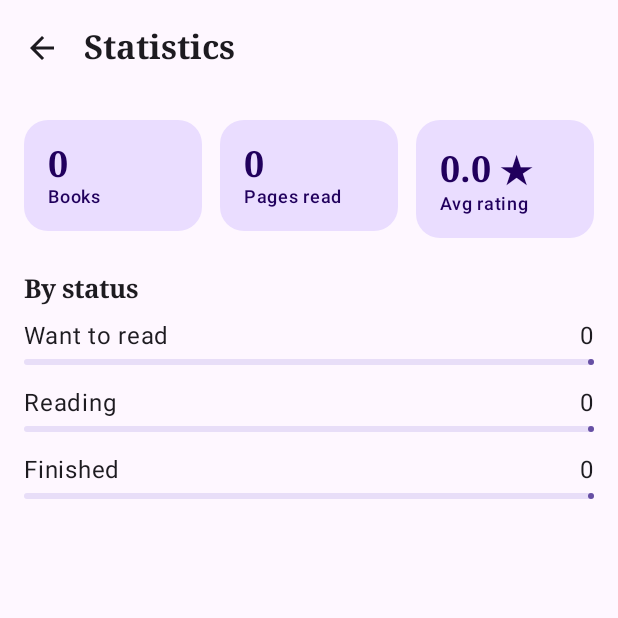
After one commit to 240103071/BookShelf, an Android app built with Jetpack Compose: the composable StatsScreen called with empty values, on a phone screen of 412 x 824 dp, the top half of it. The commit adds this screen. Run offline under Robolectric (Android 15) with nearby library versions, the phone set to English and light mode, and no system bars.

Commit message:
Statistika ekrany

```diff
--- /dev/null
+++ b/app/src/main/java/kz/mitu/bookshelf/ui/components/StatCard.kt
@@ -0,0 +1,43 @@
+package kz.mitu.bookshelf.ui.components
+
+import androidx.compose.foundation.layout.Column
+import androidx.compose.foundation.layout.padding
+import androidx.compose.material3.Card
+import androidx.compose.material3.CardDefaults
+import androidx.compose.material3.MaterialTheme
+import androidx.compose.material3.Text
+import androidx.compose.runtime.Composable
+import androidx.compose.ui.Modifier
+import androidx.compose.ui.tooling.preview.Preview
+import androidx.compose.ui.unit.dp
+import kz.mitu.bookshelf.ui.theme.BookShelfTheme
+
+/** One number with a label under it, e.g. "6" / "Books". */
+@Composable
+fun StatCard(
+    value: String,
+    label: String,
+    modifier: Modifier = Modifier
+) {
+    Card(
+        modifier = modifier,
+        shape = MaterialTheme.shapes.medium,
+        colors = CardDefaults.cardColors(
+            containerColor = MaterialTheme.colorScheme.primaryContainer,
+            contentColor = MaterialTheme.colorScheme.onPrimaryContainer
+        )
+    ) {
+        Column(modifier = Modifier.padding(16.dp)) {
+            Text(text = value, style = MaterialTheme.typography.headlineSmall)
+            Text(text = label, style = MaterialTheme.typography.labelMedium)
+        }
+    }
+}
+
+@Preview(showBackground = true)
+@Composable
+private fun StatCardPreview() {
+    BookShelfTheme {
+        StatCard(value = "2 795", label = "Pages read", modifier = Modifier.padding(16.dp))
+    }
+}
--- /dev/null
+++ b/app/src/main/java/kz/mitu/bookshelf/ui/screens/stats/StatsScreen.kt
@@ -0,0 +1,125 @@
+package kz.mitu.bookshelf.ui.screens.stats
+
+import androidx.compose.foundation.layout.Arrangement
+import androidx.compose.foundation.layout.Column
+import androidx.compose.foundation.layout.Row
+import androidx.compose.foundation.layout.Spacer
+import androidx.compose.foundation.layout.fillMaxSize
+import androidx.compose.foundation.layout.fillMaxWidth
+import androidx.compose.foundation.layout.height
+import androidx.compose.foundation.layout.padding
+import androidx.compose.foundation.rememberScrollState
+import androidx.compose.foundation.verticalScroll
+import androidx.compose.material3.LinearProgressIndicator
+import androidx.compose.material3.MaterialTheme
+import androidx.compose.material3.Scaffold
+import androidx.compose.material3.Text
+import androidx.compose.runtime.Composable
+import androidx.compose.ui.Modifier
+import androidx.compose.ui.res.stringResource
+import androidx.compose.ui.tooling.preview.Preview
+import androidx.compose.ui.unit.dp
+import kz.mitu.bookshelf.R
+import kz.mitu.bookshelf.data.model.BookStatus
+import kz.mitu.bookshelf.ui.components.BookShelfTopBar
+import kz.mitu.bookshelf.ui.components.StatCard
+import kz.mitu.bookshelf.ui.theme.BookShelfTheme
+
+/**
+ * Reading statistics. All numbers are calculated in StatsViewModel,
+ * this screen only shows them.
+ */
+@Composable
+fun StatsScreen(
+    totalBooks: Int,
+    countByStatus: Map<BookStatus, Int>,
+    pagesRead: Int,
+    averageRating: Float,
+    onBackClick: () -> Unit,
+    modifier: Modifier = Modifier
+) {
+    Scaffold(
+        modifier = modifier,
+        topBar = {
+            BookShelfTopBar(
+                title = stringResource(R.string.statistics),
+                onBackClick = onBackClick
+            )
+        }
+    ) { innerPadding ->
+        Column(
+            modifier = Modifier
+                .fillMaxSize()
+                .padding(innerPadding)
+                .verticalScroll(rememberScrollState())
+                .padding(16.dp)
+        ) {
+            Row(horizontalArrangement = Arrangement.spacedBy(12.dp)) {
+                StatCard(
+                    value = totalBooks.toString(),
+                    label = stringResource(R.string.stats_total_books),
+                    modifier = Modifier.weight(1f)
+                )
+                StatCard(
+                    value = pagesRead.toString(),
+                    label = stringResource(R.string.stats_pages_read),
+                    modifier = Modifier.weight(1f)
+                )
+                StatCard(
+                    value = stringResource(R.string.stats_average_value, averageRating),
+                    label = stringResource(R.string.stats_average_rating),
+                    modifier = Modifier.weight(1f)
+                )
+            }
+
+            Spacer(modifier = Modifier.height(24.dp))
+            Text(
+                text = stringResource(R.string.stats_by_status),
+                style = MaterialTheme.typography.titleMedium
+            )
+            Spacer(modifier = Modifier.height(12.dp))
+
+            // One row per status: name, count and a bar showing its share of all books
+            BookStatus.entries.forEach { status ->
+                val count = countByStatus[status] ?: 0
+                val share = if (totalBooks > 0) count.toFloat() / totalBooks else 0f
+                Column(modifier = Modifier.padding(bottom = 16.dp)) {
+                    Row(modifier = Modifier.fillMaxWidth()) {
+                        Text(
+                            text = stringResource(status.labelRes),
+                            style = MaterialTheme.typography.bodyLarge,
+                            modifier = Modifier.weight(1f)
+                        )
+                        Text(
+                            text = count.toString(),
+                            style = MaterialTheme.typography.bodyLarge
+                        )
+                    }
+                    Spacer(modifier = Modifier.height(6.dp))
+                    LinearProgressIndicator(
+                        progress = { share },
+                        modifier = Modifier.fillMaxWidth()
+                    )
+                }
+            }
+        }
+    }
+}
+
+@Preview(showBackground = true)
+@Composable
+private fun StatsScreenPreview() {
+    BookShelfTheme {
+        StatsScreen(
+            totalBooks = 6,
+            countByStatus = mapOf(
+                BookStatus.WANT_TO_READ to 2,
+                BookStatus.READING to 1,
+                BookStatus.FINISHED to 3
+            ),
+            pagesRead = 1524,
+            averageRating = 3.0f,
+            onBackClick = {}
+        )
+    }
+}
--- a/app/src/main/res/values/strings.xml
+++ b/app/src/main/res/values/strings.xml
@@ -55,4 +55,11 @@
     <string name="field_description">Description</string>
     <string name="error_required">This field is required</string>
     <string name="error_pages">Enter a positive number of pages</string>
+
+    <!-- Statistics -->
+    <string name="stats_total_books">Books</string>
+    <string name="stats_pages_read">Pages read</string>
+    <string name="stats_average_rating">Avg rating</string>
+    <string name="stats_average_value">%1$.1f ★</string>
+    <string name="stats_by_status">By status</string>
 </resources>
```
